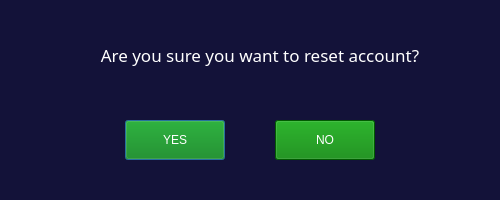
Above: ui_files/popup_resetaccount.ui from omkar2887/Whack_A_Mole before the change. Below: the same form after it.
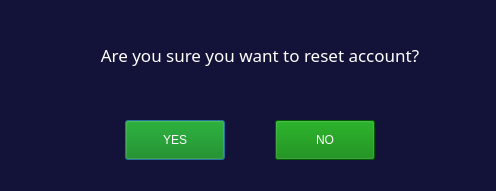
That is the form after the change.

Commit message: reset account by omkar m

Diff of the .ui file:
```diff
--- a/ui_files/popup_resetaccount.ui
+++ b/ui_files/popup_resetaccount.ui
@@ -6,8 +6,8 @@
    <rect>
     <x>0</x>
     <y>0</y>
-    <width>500</width>
-    <height>200</height>
+    <width>496</width>
+    <height>191</height>
    </rect>
   </property>
   <property name="windowTitle">
```
The commit also changes 1 other file.
